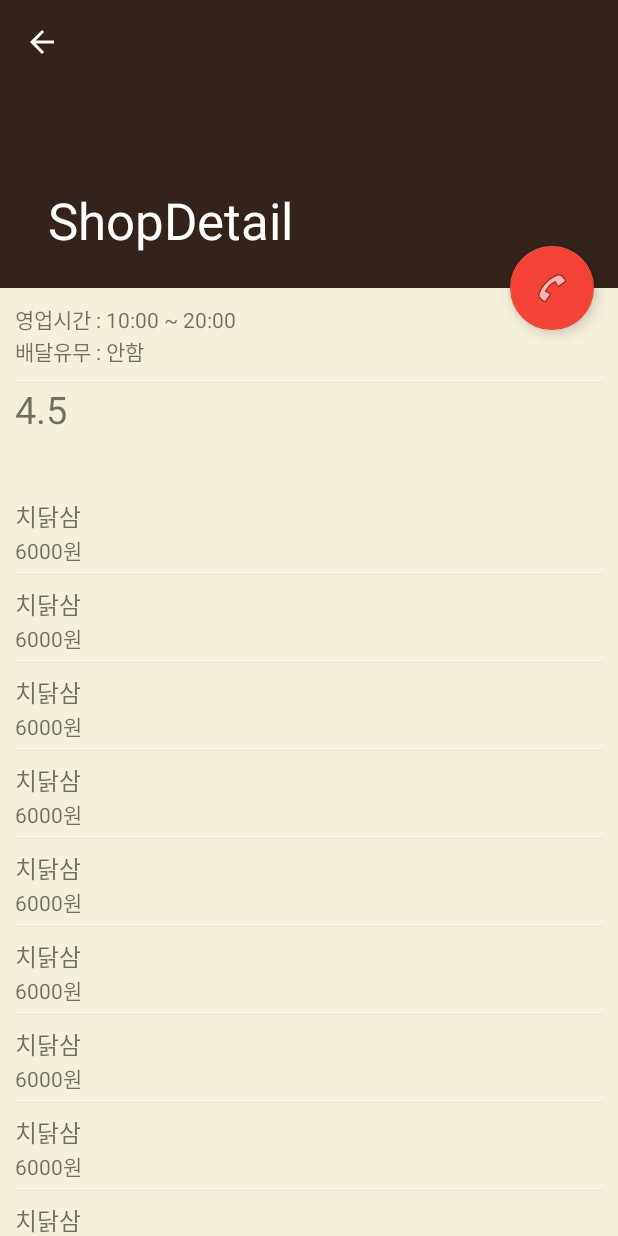
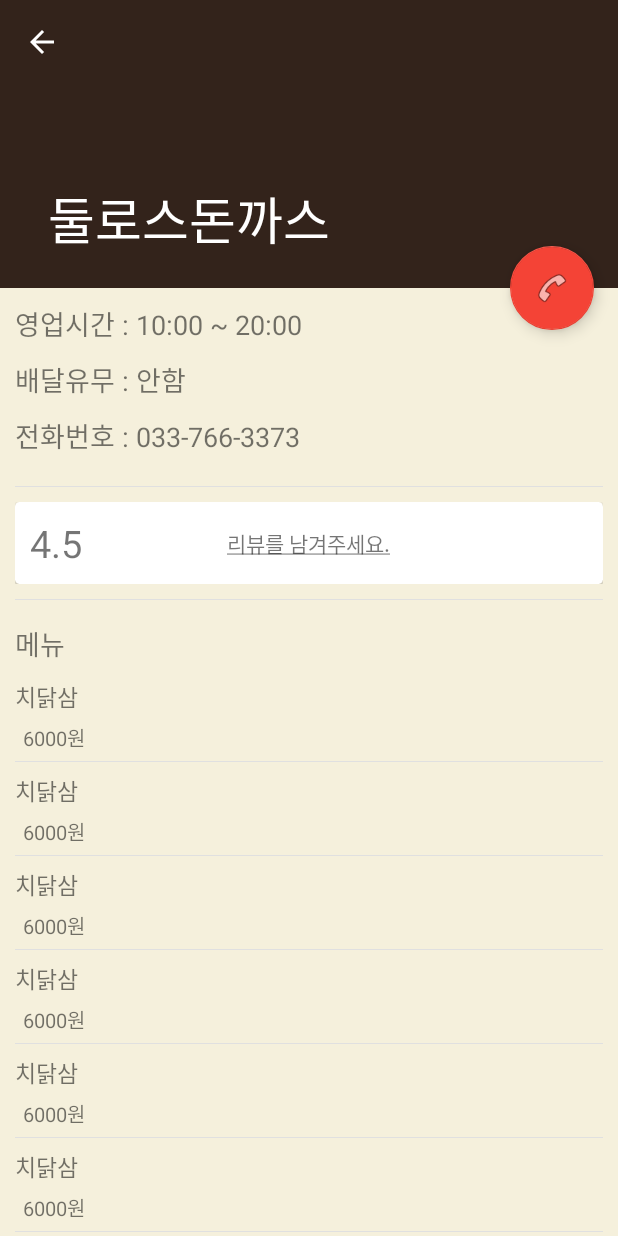
Before and after one commit to meajireview/meajireview, an Android app: the ShopDetailActivity screen opened directly, with no data from a screen before it, on a phone screen of 412 x 824 dp. Run offline under Robolectric (Android 15) with nearby library versions, the phone set to English and light mode, and no system bars.

Commit message:
이미지추가(logo, 앱 아이콘) shopDetailActivity의 header에 전화번호 추가 및  intent 추가 글꼴추가

```diff
--- a/app/src/main/AndroidManifest.xml
+++ b/app/src/main/AndroidManifest.xml
@@ -4,7 +4,7 @@
 
     <application
         android:allowBackup="true"
-        android:icon="@mipmap/ic_launcher"
+        android:icon="@drawable/icon"
         android:label="@string/app_name"
         android:supportsRtl="true"
         android:theme="@style/AppTheme">
--- a/app/src/main/java/com/meajireview/meajireview_android/activity/MainActivity.java
+++ b/app/src/main/java/com/meajireview/meajireview_android/activity/MainActivity.java
@@ -1,6 +1,7 @@
 package com.meajireview.meajireview_android.activity;
 
 import android.content.Intent;
+import android.graphics.Typeface;
 import android.support.v7.app.AppCompatActivity;
 import android.os.Bundle;
 import android.support.v7.widget.GridLayoutManager;
@@ -35,6 +36,7 @@ public class MainActivity extends AppCompatActivity {
         Toolbar toolbar = (Toolbar)findViewById(R.id.toolBar);
         setSupportActionBar(toolbar);
         getSupportActionBar().setTitle("매지리뷰");
+        Typeface typeFace = Typeface.createFromAsset(getAssets(), "fonts/BMJUA_ttf.ttf");
 
         recyclerView=(RecyclerView)findViewById(R.id.recyclerView);
         recyclerView.setLayoutManager(new GridLayoutManager(this, 2));
--- a/app/src/main/java/com/meajireview/meajireview_android/activity/ShopDetailActivity.java
+++ b/app/src/main/java/com/meajireview/meajireview_android/activity/ShopDetailActivity.java
@@ -1,5 +1,7 @@
 package com.meajireview.meajireview_android.activity;
 
+import android.content.Intent;
+import android.net.Uri;
 import android.os.Bundle;
 import android.support.annotation.Nullable;
 import android.support.design.widget.CollapsingToolbarLayout;
@@ -42,7 +44,7 @@ public class ShopDetailActivity extends AppCompatActivity implements View.OnClic
         RecyclerView.LayoutManager layoutManager = new LinearLayoutManager(getApplicationContext());
         recyclerView.setLayoutManager(layoutManager);
 
-        shopHeader = new ShopHeader("10:00 ~ 20:00","안함","4.5");
+        shopHeader = new ShopHeader("10:00 ~ 20:00","안함","4.5","033-766-3373");
 
         for(int i=0;i<11;i++){
             shopItems.add(new ShopItem("치닭삼","6000원"));
@@ -59,13 +61,14 @@ public class ShopDetailActivity extends AppCompatActivity implements View.OnClic
         setSupportActionBar(toolbar);
         getSupportActionBar().setDisplayHomeAsUpEnabled(true);
 
-        collapsingToolbar.setTitle("ShopDetail");
+        collapsingToolbar.setTitle("둘로스돈까스");
     }
 
     @Override
     public void onClick(View v) {
         if(v.getId()==R.id.fabCall){
-            Toast.makeText(this, "전화번호 받고 intent 해야함.", Toast.LENGTH_SHORT).show();
+            Intent intent = new Intent(Intent.ACTION_DIAL, Uri.fromParts("tel", "010-2016-2689", null));
+            startActivity(intent);
         }
     }
 }
--- a/app/src/main/java/com/meajireview/meajireview_android/activity/SplashActivity.java
+++ b/app/src/main/java/com/meajireview/meajireview_android/activity/SplashActivity.java
@@ -4,6 +4,8 @@ import android.app.Activity;
 import android.content.Intent;
 import android.os.Bundle;
 import android.os.Handler;
+import android.view.animation.AnimationUtils;
+import android.widget.ImageView;
 
 import com.meajireview.meajireview_android.R;
 
@@ -17,6 +19,7 @@ public class SplashActivity extends Activity {
     protected void onCreate(Bundle savedInstanceState) {
         super.onCreate(savedInstanceState);
         setContentView(R.layout.activity_splash);
+        ImageView imgLogo = (ImageView)findViewById(R.id.imgLogo);
 
         Handler handler = new Handler();
         handler.postDelayed(new Runnable() {
--- a/app/src/main/java/com/meajireview/meajireview_android/adapter/CategoryAdapter.java
+++ b/app/src/main/java/com/meajireview/meajireview_android/adapter/CategoryAdapter.java
@@ -2,6 +2,7 @@ package com.meajireview.meajireview_android.adapter;
 
 import android.content.Context;
 import android.content.Intent;
+import android.graphics.Typeface;
 import android.support.v7.widget.CardView;
 import android.support.v7.widget.RecyclerView;
 import android.view.LayoutInflater;
@@ -40,6 +41,10 @@ public class CategoryAdapter extends RecyclerView.Adapter {
     public void onBindViewHolder(RecyclerView.ViewHolder holder, int position) {
         final CategoryItem item = items.get(position);
         ((ViewHolder)holder).txtCategory.setText(item.getCategory());
+
+        Typeface typeFace = Typeface.createFromAsset(context.getAssets(), "fonts/BMJUA_ttf.ttf");
+        ((ViewHolder)holder).txtCategory.setTypeface(typeFace);
+
         ((ViewHolder)holder).container.setOnClickListener(new View.OnClickListener() {
             @Override
             public void onClick(View v) {
--- a/app/src/main/java/com/meajireview/meajireview_android/adapter/ShopDetailAdapter.java
+++ b/app/src/main/java/com/meajireview/meajireview_android/adapter/ShopDetailAdapter.java
@@ -2,6 +2,7 @@ package com.meajireview.meajireview_android.adapter;
 
 import android.content.Context;
 import android.support.v7.widget.RecyclerView;
+import android.text.Html;
 import android.view.LayoutInflater;
 import android.view.View;
 import android.view.ViewGroup;
@@ -56,6 +57,9 @@ public class ShopDetailAdapter extends RecyclerView.Adapter {
             ((ViewHeader)holder).txtOpen.setText(shopHeader.getOpen());
             ((ViewHeader)holder).txtDelivery.setText(shopHeader.getDelivery());
             ((ViewHeader)holder).txtRating.setText(shopHeader.getRating());
+            ((ViewHeader)holder).txtPhoneNum.setText(shopHeader.getPhoneNum());
+            ((ViewHeader)holder).txtMyReview.setText(Html.fromHtml("<u>" + "리뷰를 남겨주세요." + "</u>"));
+
         }else{
             ((ViewHolder)holder).txtFood.setText(shopItems.get(position-1).getFood());
             ((ViewHolder)holder).txtPrice.setText(shopItems.get(position-1).getPrice());
@@ -77,12 +81,14 @@ public class ShopDetailAdapter extends RecyclerView.Adapter {
     }
 
     public class ViewHeader extends RecyclerView.ViewHolder{
-        TextView txtOpen, txtDelivery, txtRating;
+        TextView txtOpen, txtDelivery, txtRating, txtPhoneNum, txtMyReview;
         public ViewHeader(View itemView) {
             super(itemView);
             txtOpen = (TextView)itemView.findViewById(R.id.txtOpen);
             txtDelivery = (TextView)itemView.findViewById(R.id.txtDelivery);
             txtRating = (TextView)itemView.findViewById(R.id.txtRating);
+            txtPhoneNum = (TextView)itemView.findViewById(R.id.txtPhoneNum);
+            txtMyReview = (TextView)itemView.findViewById(R.id.txtMyReview);
         }
     }
 }
--- a/app/src/main/java/com/meajireview/meajireview_android/item/ShopHeader.java
+++ b/app/src/main/java/com/meajireview/meajireview_android/item/ShopHeader.java
@@ -5,7 +5,7 @@ package com.meajireview.meajireview_android.item;
  */
 
 public class ShopHeader {
-    String open,delivery,rating;
+    String open,delivery,rating, phoneNum;
 
     public String getOpen() {
         return open;
@@ -18,9 +18,15 @@ public class ShopHeader {
     public String getRating() {
         return rating;
     }
-    public ShopHeader(String open,String delivery, String rating){
+
+    public String getPhoneNum() {
+        return phoneNum;
+    }
+
+    public ShopHeader(String open, String delivery, String rating, String phoneNum){
         this.open=open;
         this.delivery=delivery;
         this.rating=rating;
+        this.phoneNum=phoneNum;
     }
 }
--- a/app/src/main/res/layout/activity_splash.xml
+++ b/app/src/main/res/layout/activity_splash.xml
@@ -1,20 +1,14 @@
 <?xml version="1.0" encoding="utf-8"?>
-<LinearLayout xmlns:android="http://schemas.android.com/apk/res/android"
+<FrameLayout xmlns:android="http://schemas.android.com/apk/res/android"
     android:orientation="vertical" android:layout_width="match_parent"
     android:layout_height="match_parent"
-    android:weightSum="1"
     android:background="@color/colorSecond">
 
-    <Space
-        android:layout_width="match_parent"
-        android:layout_height="wrap_content"
-        android:layout_weight="0.38" />
+    <ImageView
+        android:id="@+id/imgLogo"
+        android:layout_width="230dp"
+        android:layout_height="230dp"
+        android:src="@drawable/logo"
+        android:layout_gravity="center"/>
 
-    <TextView
-        android:text="Splash ImageSplash ImageSplash ImageSplash ImageSplash ImageSplash ImageSplash ImageSplash ImageSplash ImageSplash ImageSplash ImageSplash ImageSplash ImageSplash ImageSplash ImageSplash ImageSplash ImageSplash ImageSplash ImageSplash ImageSplash ImageSplash ImageSplash ImageSplash ImageSplash ImageSplash ImageSplash ImageSplash ImageSplash Image"
-        android:layout_width="match_parent"
-        android:layout_height="wrap_content"
-        android:id="@+id/textView"
-        android:layout_weight="0.38" />
-
-</LinearLayout>
+</FrameLayout>
--- a/app/src/main/res/layout/header_shop.xml
+++ b/app/src/main/res/layout/header_shop.xml
@@ -1,18 +1,23 @@
 <?xml version="1.0" encoding="utf-8"?>
 <LinearLayout xmlns:android="http://schemas.android.com/apk/res/android"
-    android:orientation="vertical" android:layout_width="match_parent"
-    android:layout_height="120dp"
+    xmlns:app="http://schemas.android.com/apk/res-auto"
+    android:orientation="vertical"
+    android:layout_width="match_parent"
+    android:layout_height="wrap_content"
     android:layout_margin="10dp">
     <LinearLayout
         android:layout_width="wrap_content"
         android:layout_height="wrap_content"
-        android:orientation="horizontal">
+        android:orientation="horizontal"
+        android:layout_marginBottom="10dp">
         <TextView
             android:layout_height="wrap_content"
             android:layout_width="wrap_content"
+            android:textSize="18sp"
             android:text="영업시간 : "/>
         <TextView
             android:id="@+id/txtOpen"
+            android:textSize="18sp"
             android:layout_height="wrap_content"
             android:layout_width="wrap_content"/>
     </LinearLayout>
@@ -20,35 +25,73 @@
     <LinearLayout
         android:layout_width="wrap_content"
         android:layout_height="wrap_content"
-        android:orientation="horizontal">
+        android:orientation="horizontal"
+        android:layout_marginBottom="10dp">
         <TextView
             android:layout_height="wrap_content"
             android:layout_width="wrap_content"
+            android:textSize="18sp"
             android:text="배달유무 : "/>
         <TextView
             android:id="@+id/txtDelivery"
+            android:textSize="18sp"
             android:layout_height="wrap_content"
             android:layout_width="wrap_content"/>
         </LinearLayout>
+    <LinearLayout
+        android:layout_width="wrap_content"
+        android:layout_height="wrap_content"
+        android:orientation="horizontal"
+        android:layout_marginBottom="10dp">
+        <TextView
+            android:layout_height="wrap_content"
+            android:layout_width="wrap_content"
+            android:textSize="18sp"
+            android:text="전화번호 : "/>
+        <TextView
+            android:id="@+id/txtPhoneNum"
+            android:textSize="18sp"
+            android:layout_height="wrap_content"
+            android:layout_width="wrap_content"/>
+    </LinearLayout>
     <View
         android:layout_width="match_parent"
         android:layout_height="0.5dp"
         android:background="@color/linedivider"
-        android:layout_marginTop="10dp"/>
+        android:layout_marginTop="10dp"
+        android:layout_marginBottom="10dp"/>
 
     <LinearLayout
         android:layout_width="match_parent"
         android:layout_height="match_parent"
         android:orientation="horizontal">
-        <TextView
-            android:id="@+id/txtRating"
-            android:layout_width="wrap_content"
+        <android.support.v7.widget.CardView
+            android:layout_width="match_parent"
             android:layout_height="wrap_content"
-            android:textSize="25dp"/>
+            app:cardCornerRadius="3dp">
+            <TextView
+                android:id="@+id/txtRating"
+                android:layout_width="wrap_content"
+                android:layout_height="wrap_content"
+                android:textSize="25dp"
+                android:layout_margin="10dp"/>
+            <TextView
+                android:id="@+id/txtMyReview"
+                android:layout_width="wrap_content"
+                android:layout_height="wrap_content"
+                android:layout_gravity="center" />
+        </android.support.v7.widget.CardView>
     </LinearLayout>
     <View
         android:layout_width="match_parent"
         android:layout_height="0.5dp"
         android:background="@color/linedivider"
+        android:layout_marginTop="10dp"
         android:layout_marginBottom="15dp"/>
+
+    <TextView
+        android:layout_width="wrap_content"
+        android:layout_height="wrap_content"
+        android:textSize="18sp"
+        android:text="메뉴"/>
 </LinearLayout>
--- a/app/src/main/res/layout/item_category.xml
+++ b/app/src/main/res/layout/item_category.xml
@@ -15,6 +15,8 @@
         <TextView
             android:id="@+id/txtCategory"
             android:layout_width="wrap_content"
-            android:layout_height="wrap_content" />
+            android:layout_height="wrap_content"
+            android:textSize="25sp"
+            android:layout_gravity="center"/>
     </android.support.v7.widget.CardView>
 </LinearLayout>
--- a/app/src/main/res/layout/item_shop.xml
+++ b/app/src/main/res/layout/item_shop.xml
@@ -10,14 +10,16 @@
         android:id="@+id/txtFood"
         android:layout_height="wrap_content"
         android:layout_width="wrap_content"
-        android:textSize="16dp"/>
+        android:textSize="15dp"
+        android:layout_marginBottom="5dp"/>
 
     <TextView
         android:id="@+id/txtPrice"
         android:layout_height="wrap_content"
         android:layout_width="wrap_content"
-        android:textSize="14dp"
-        android:layout_marginBottom="5dp"/>
+        android:textSize="13dp"
+        android:layout_marginBottom="5dp"
+        android:layout_marginLeft="5dp"/>
     <View
         android:layout_width="match_parent"
         android:layout_height="0.5dp"
--- a/app/src/main/res/values/strings.xml
+++ b/app/src/main/res/values/strings.xml
@@ -1,3 +1,3 @@
 <resources>
-    <string name="app_name">Meajireview</string>
+    <string name="app_name">매지리뷰</string>
 </resources>
```
Also changed, not shown: app/src/main/res/drawable/icon.png (added), app/src/main/res/drawable/logo.png (added), app/src/main/res/mipmap-hdpi/icon.png (added), app/src/main/res/mipmap-mdpi/icon.png (added), app/src/main/res/mipmap-xhdpi/icon.png (added), app/src/main/res/mipmap-xxhdpi/icon.png (added), app/src/main/res/mipmap-xxxhdpi/icon.png (added), gradle/wrapper/gradle-wrapper.properties (added), 1 other file.
